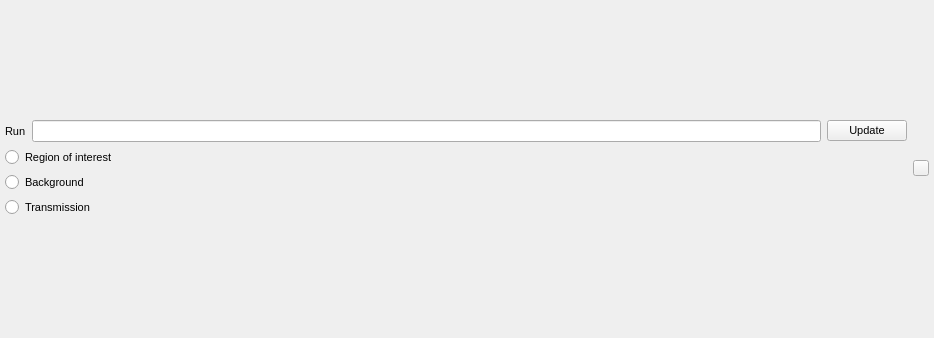
gemmaguest/mantid, file qt/scientific_interfaces/ISISReflectometry/GUI/RoiSelector/RoiWidget.ui: the form before one commit.
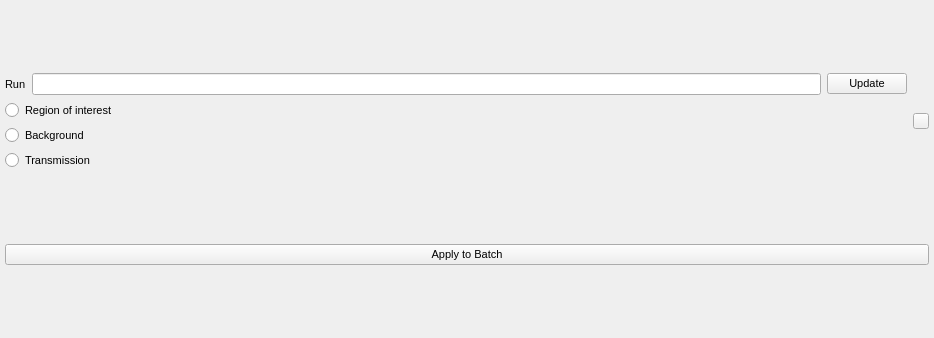
The form after the commit.

Commit message:
Add Apply button and generalise RoiPresenter
Move reduction-specific code to the BatchPresenter. Allow it to run the
reduction with the current ROI selection without having to apply the
settings to the reduction configuration - the settings only get applied
now when the Apply button is clicked.

```diff
--- a/qt/scientific_interfaces/ISISReflectometry/GUI/RoiSelector/RoiWidget.ui
+++ b/qt/scientific_interfaces/ISISReflectometry/GUI/RoiSelector/RoiWidget.ui
@@ -103,6 +103,16 @@
      </item>
     </layout>
    </item>
+   <item>
+    <widget class="QPushButton" name="applyButton">
+     <property name="toolTip">
+      <string>Apply the currently selected regions of interest to the batch settings</string>
+     </property>
+     <property name="text">
+      <string>Apply to Batch</string>
+     </property>
+    </widget>
+   </item>
   </layout>
   <action name="actionUpdateWorkspace">
    <property name="text">
```
Left out of the diff: 24 changed lines with no effect on the pictures. The commit also changes 10 other files.
